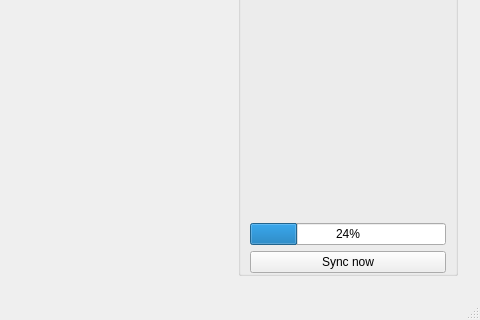
Qt form src/openambit/mainwindow.ui (openambitproject/openambit) before a commit; both pictures show x 392 to 872 and y 222 to 542 of the 872 by 542 pixel window.
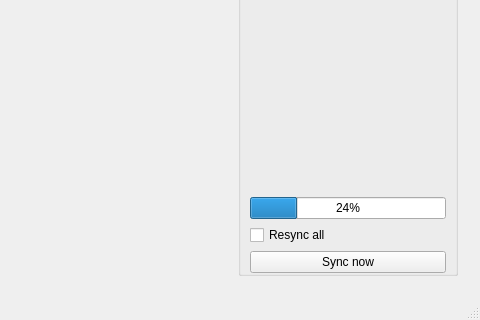
The same form after that commit. Icons and pictures are not drawn.

Commit message: Added checkbox "resync all"

Patch:
```diff
--- a/src/openambit/mainwindow.ui
+++ b/src/openambit/mainwindow.ui
@@ -227,6 +227,13 @@
             </property>
            </widget>
           </item>
+          <item>
+           <widget class="QCheckBox" name="checkBoxResyncAll">
+            <property name="text">
+             <string>Resync all</string>
+            </property>
+           </widget>
+          </item>
           <item>
            <widget class="QPushButton" name="buttonSyncNow">
             <property name="text">
```
The commit also changes 1 other file.
